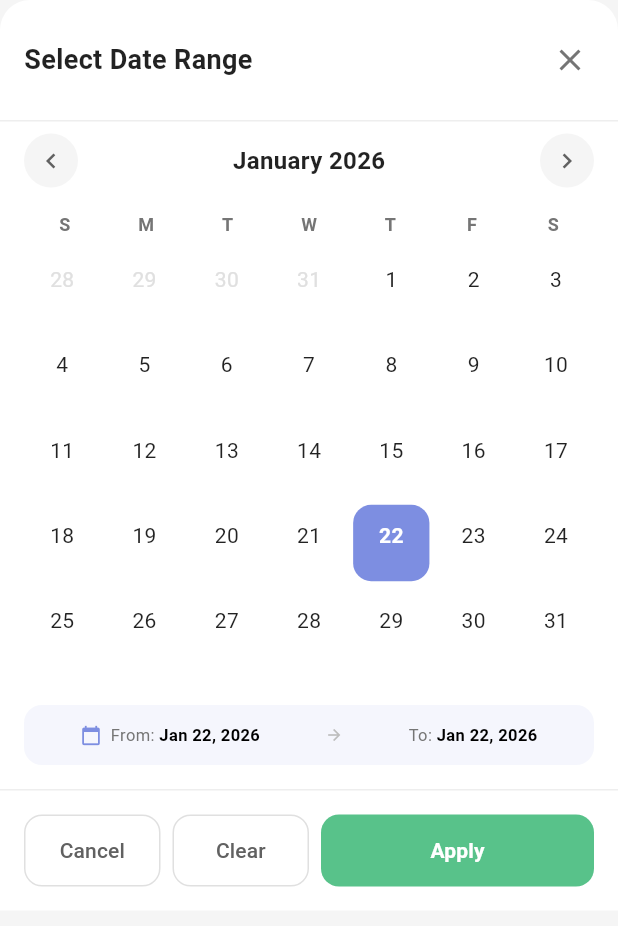
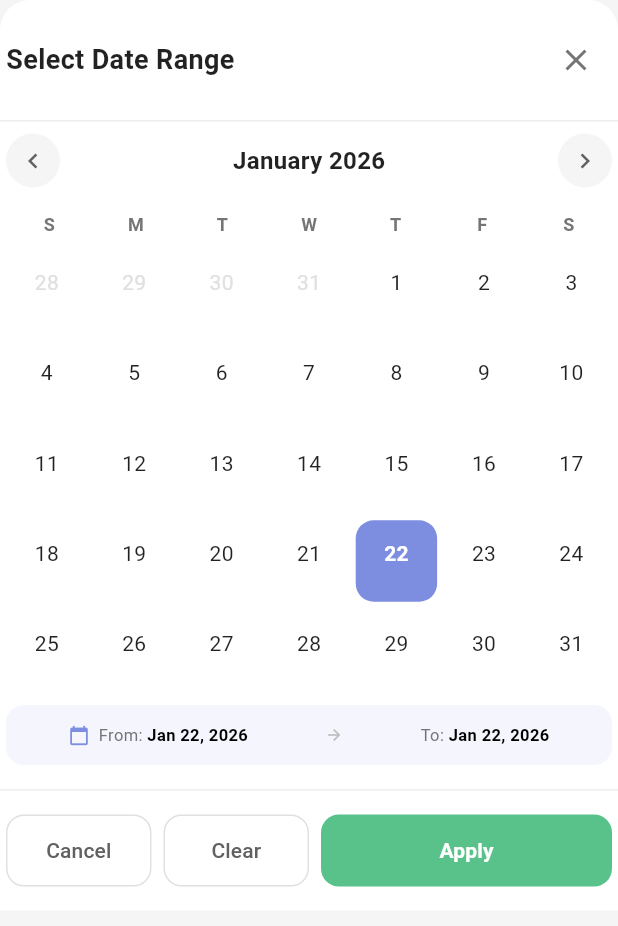
Before and after one commit to TuNguyn/aicom_tech_fe, a Flutter app: the DateRangePickerBottomSheet widget shown alone on an empty page, opened directly with empty values, on a phone screen of 412 x 824 dp. Shown: the top 926 px of the screen. Run offline on Flutter 3.47's test engine with Material 3 defaults, Android fonts, the phone set to English and light mode, and no system bars; our stand-ins replace dartz, dio, email_validator, equatable, flutter_riverpod, flutter_svg and 4 more; accounts and stored records are empty; network calls fail.

Commit message:
feat: Refactor layout and spacing in various pages for improved UI consistency

```diff
--- a/lib/presentation/pages/appointments/appointments_page.dart
+++ b/lib/presentation/pages/appointments/appointments_page.dart
@@ -246,11 +246,11 @@ class _AppointmentsPageState extends ConsumerState<AppointmentsPage> {
           color: isSelected
               ? Colors.white
               : isToday
-              ? AppColors.primary.withValues(alpha: 0.1)
+              ? Colors.white.withValues(alpha: 0.1)
               : null,
           borderRadius: BorderRadius.circular(12),
           border: isToday && !isSelected
-              ? Border.all(color: AppColors.primary.withValues(alpha: 0.3))
+              ? Border.all(color: Colors.white, width: 1)
               : null,
         ),
         child: Column(
--- a/lib/presentation/widgets/date_range_picker_bottom_sheet.dart
+++ b/lib/presentation/widgets/date_range_picker_bottom_sheet.dart
@@ -136,9 +136,9 @@ class _DateRangePickerBottomSheetState
   Widget _buildHeader() {
     return Container(
       padding: const EdgeInsets.fromLTRB(
+        AppDimensions.spacingXs,
         AppDimensions.spacingM,
-        AppDimensions.spacingM,
-        AppDimensions.spacingS,
+        AppDimensions.spacingXs,
         AppDimensions.spacingM,
       ),
       decoration: BoxDecoration(
@@ -170,7 +170,7 @@ class _DateRangePickerBottomSheetState
   Widget _buildMonthNavigation() {
     return Padding(
       padding: const EdgeInsets.symmetric(
-        horizontal: AppDimensions.spacingM,
+        horizontal: AppDimensions.spacingXs,
         vertical: AppDimensions.spacingS,
       ),
       child: Row(
@@ -216,7 +216,7 @@ class _DateRangePickerBottomSheetState
     final days = ['S', 'M', 'T', 'W', 'T', 'F', 'S'];
     return Padding(
       padding: const EdgeInsets.symmetric(
-        horizontal: AppDimensions.spacingM,
+        horizontal: AppDimensions.spacingXs,
         vertical: AppDimensions.spacingS,
       ),
       child: Row(
@@ -243,7 +243,7 @@ class _DateRangePickerBottomSheetState
     final days = _getDaysInMonth();
 
     return Padding(
-      padding: const EdgeInsets.symmetric(horizontal: AppDimensions.spacingM),
+      padding: const EdgeInsets.symmetric(horizontal: AppDimensions.spacingXs),
       child: SizedBox(
         height: 280,
         child: GridView.builder(
@@ -355,7 +355,10 @@ class _DateRangePickerBottomSheetState
 
   Widget _buildSelectedRangeDisplay() {
     return Container(
-      margin: const EdgeInsets.all(AppDimensions.spacingM),
+      margin: const EdgeInsets.symmetric(
+        horizontal: AppDimensions.spacingXs,
+        vertical: AppDimensions.spacingM,
+      ),
       padding: const EdgeInsets.symmetric(
         horizontal: AppDimensions.spacingM,
         vertical: 12,
@@ -427,7 +430,10 @@ class _DateRangePickerBottomSheetState
 
   Widget _buildActionButtons() {
     return Container(
-      padding: const EdgeInsets.all(AppDimensions.spacingM),
+      padding: const EdgeInsets.symmetric(
+        horizontal: AppDimensions.spacingXs,
+        vertical: AppDimensions.spacingM,
+      ),
       decoration: BoxDecoration(
         border: Border(
           top: BorderSide(color: Colors.grey[200]!),
@@ -513,6 +519,10 @@ class _DateRangePickerBottomSheetState
           top: Radius.circular(20),
         ),
       ),
+      child: ClipRRect(
+        borderRadius: BorderRadius.vertical(
+          top: Radius.circular(20),
+        ),
         child: Column(
           mainAxisSize: MainAxisSize.min,
           children: [
@@ -525,6 +535,7 @@ class _DateRangePickerBottomSheetState
             _buildActionButtons(),
           ],
         ),
+      ),
     );
   }
 }
```
Also changed, not shown: lib/presentation/pages/home/home_page.dart (+61 -40 lines), lib/presentation/pages/report/report_page.dart (+8 -5 lines), lib/presentation/pages/walk_in/walk_in_page.dart (+2 -6 lines). Lines whose indentation alone changed are shown as unchanged.
